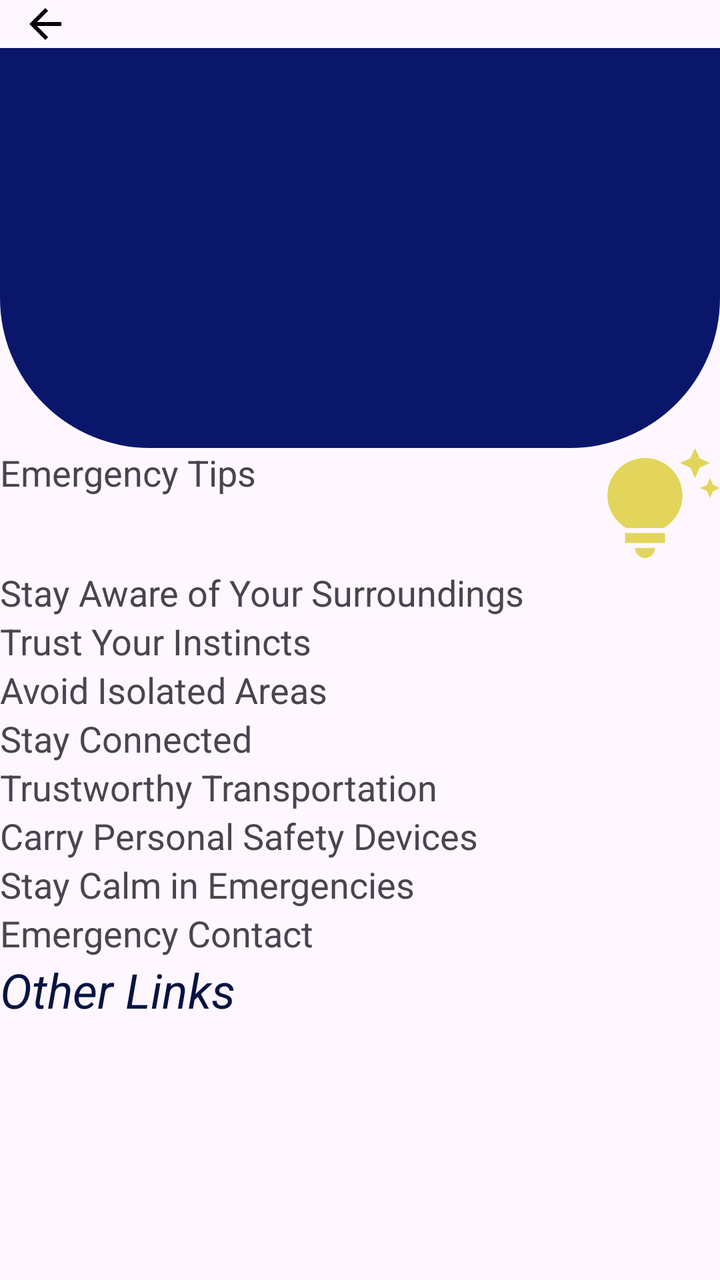
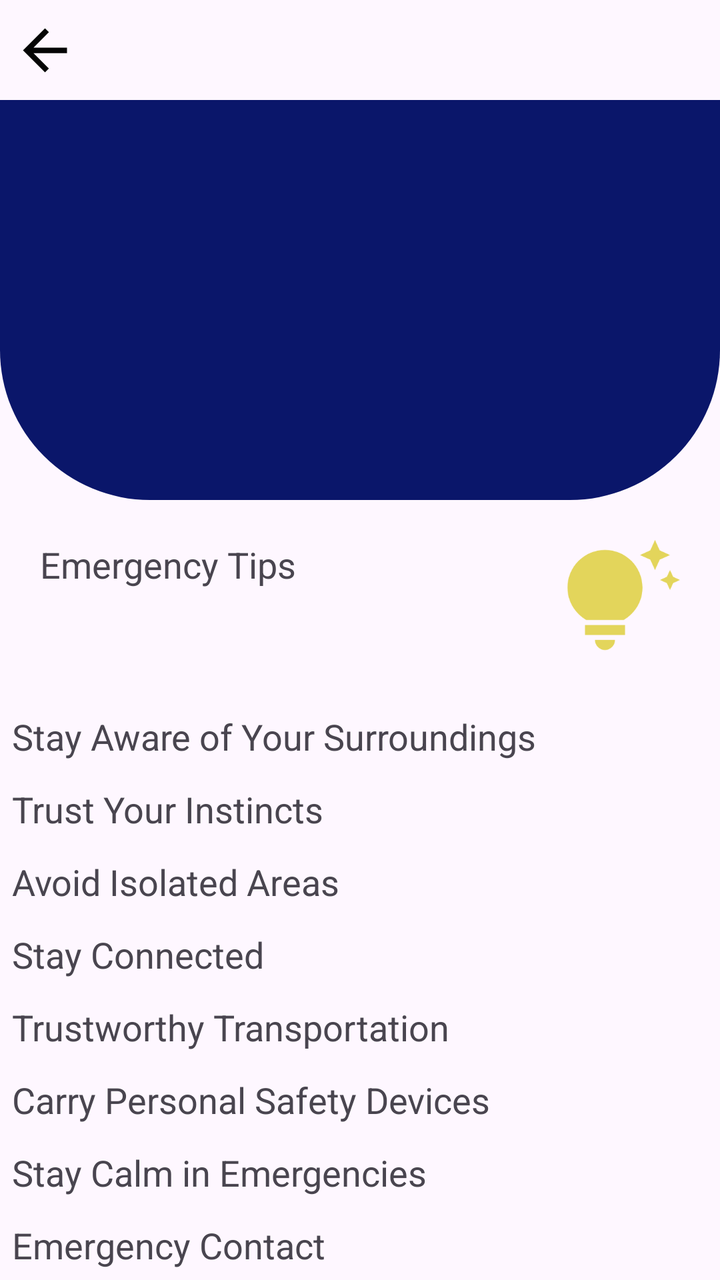

Screens rendered from an Android XML layout before and after an edit, with the pre-edit source and the edit as a unified diff.
<!-- AndroidManifest.xml: application theme Theme.Material3.Light.NoActionBar -->
<!-- res/layout/activity_safety_tips.xml -->
<?xml version="1.0" encoding="utf-8"?>
<LinearLayout xmlns:android="http://schemas.android.com/apk/res/android"
    xmlns:tools="http://schemas.android.com/tools"
    xmlns:app="http://schemas.android.com/apk/res-auto"
    android:id="@+id/main"
    android:layout_width="match_parent"
    android:layout_height="match_parent"
    android:orientation="vertical"
    android:layout_gravity="center"
    tools:context=".safetyTips">
    <ImageView
        android:layout_width="45dp"
        android:layout_height="wrap_content"
        android:src="@drawable/back"
        android:contentDescription="@string/back"
        android:id="@+id/Back"/>
    <View
        android:layout_width="match_parent"
        android:layout_height="200dp"
        android:background="@drawable/bg_view"/>
    <TextView
        android:layout_width="match_parent"
        android:layout_height="wrap_content"
        android:text="@string/emergency_tips"
        android:textSize="18sp"
        app:drawableEndCompat="@drawable/tips" />
    <TextView
        android:layout_width="match_parent"
        android:layout_height="wrap_content"
        android:text="@string/stay_aware_of_your_surroundings"
        android:textSize="18sp"/>
    <TextView
        android:layout_width="match_parent"
        android:layout_height="wrap_content"
        android:text="@string/trust_your_instincts"
        android:textSize="18sp"/>
    <TextView
        android:layout_width="match_parent"
        android:layout_height="wrap_content"
        android:text="@string/avoid_isolated_areas"
        android:textSize="18sp"/>
    <TextView
        android:layout_width="match_parent"
        android:layout_height="wrap_content"
        android:text="@string/stay_connected"
        android:textSize="18sp"/>
    <TextView
        android:layout_width="match_parent"
        android:layout_height="wrap_content" android:text="@string/trustworthy_transportation"
        android:textSize="18sp"/>
    <TextView
        android:layout_width="match_parent"
        android:layout_height="wrap_content"
        android:text="@string/carry_personal_safety_devices"
        android:textSize="18sp"/>
    <TextView
        android:layout_width="match_parent"
        android:layout_height="wrap_content"
        android:text="@string/stay_calm_in_emergencies"
        android:textSize="18sp"/>
    <TextView
        android:layout_width="match_parent"
        android:layout_height="wrap_content"
        android:text="@string/emergency_contact"
        android:textSize="18sp"/>
    <TextView
        android:id="@+id/webTips"
        android:layout_width="wrap_content"
        android:layout_height="wrap_content"
        android:text="@string/other_links"
        android:textSize="24sp"
        android:textColor="@color/blue"
        android:textStyle="italic"/>



</LinearLayout>
<!-- resources referenced by this layout -->
<resources>
  <color name="blue">#041443</color>
  <!-- drawable back (drawable) -->
  <vector xmlns:android="http://schemas.android.com/apk/res/android" android:autoMirrored="true" android:height="24dp" android:tint="#050505" android:viewportHeight="24" android:viewportWidth="24" android:width="24dp">
        
      <path android:fillColor="@android:color/white" android:pathData="M20,11H7.83l5.59,-5.59L12,4l-8,8 8,8 1.41,-1.41L7.83,13H20v-2z"/>
      
  </vector>
  <!-- drawable bg_view (drawable) -->
  <?xml version="1.0" encoding="utf-8"?>
  <shape xmlns:android="http://schemas.android.com/apk/res/android">
  <corners android:bottomLeftRadius="75dp"
      android:bottomRightRadius="75dp"/>
      <solid android:color="@color/my_primary"/>
  </shape>
  <!-- drawable tips (drawable) -->
  <vector xmlns:android="http://schemas.android.com/apk/res/android" android:height="60dp" android:tint="#E3D55B" android:viewportHeight="24" android:viewportWidth="24" android:width="60dp">
        
      <path android:fillColor="@android:color/white" android:pathData="M7,20h4c0,1.1 -0.9,2 -2,2S7,21.1 7,20zM5,19h8v-2H5V19zM16.5,9.5c0,3.82 -2.66,5.86 -3.77,6.5H5.27C4.16,15.36 1.5,13.32 1.5,9.5C1.5,5.36 4.86,2 9,2S16.5,5.36 16.5,9.5zM21.37,7.37L20,8l1.37,0.63L22,10l0.63,-1.37L24,8l-1.37,-0.63L22,6L21.37,7.37zM19,6l0.94,-2.06L22,3l-2.06,-0.94L19,0l-0.94,2.06L16,3l2.06,0.94L19,6z"/>
      
  </vector>
  <string name="avoid_isolated_areas">Avoid Isolated Areas</string>
  <string name="back">back</string>
  <string name="carry_personal_safety_devices">Carry Personal Safety Devices</string>
  <string name="emergency_contact">Emergency Contact</string>
  <string name="emergency_tips">Emergency Tips</string>
  <string name="other_links">Other Links</string>
  <string name="stay_aware_of_your_surroundings">Stay Aware of Your Surroundings</string>
  <string name="stay_calm_in_emergencies">Stay Calm in Emergencies</string>
  <string name="stay_connected">Stay Connected</string>
  <string name="trust_your_instincts">Trust Your Instincts</string>
  <string name="trustworthy_transportation">Trustworthy Transportation</string>
  <color name="my_primary">#0A166A</color>
</resources>

<!-- the commit's change to res/layout/activity_safety_tips.xml (unified diff, before → after) -->
@@ -10,8 +10,9 @@
     tools:context=".safetyTips">
     <ImageView
         android:layout_width="45dp"
-        android:layout_height="wrap_content"
+        android:layout_height="50dp"
         android:src="@drawable/back"
+        android:padding="6dp"
         android:contentDescription="@string/back"
         android:id="@+id/Back"/>
     <View
@@ -23,44 +24,54 @@
         android:layout_height="wrap_content"
         android:text="@string/emergency_tips"
         android:textSize="18sp"
+        android:padding="20dp"
         app:drawableEndCompat="@drawable/tips" />
     <TextView
         android:layout_width="match_parent"
         android:layout_height="wrap_content"
+        android:padding="6dp"
         android:text="@string/stay_aware_of_your_surroundings"
         android:textSize="18sp"/>
     <TextView
         android:layout_width="match_parent"
         android:layout_height="wrap_content"
+        android:padding="6dp"
         android:text="@string/trust_your_instincts"
         android:textSize="18sp"/>
     <TextView
         android:layout_width="match_parent"
         android:layout_height="wrap_content"
+        android:padding="6dp"
         android:text="@string/avoid_isolated_areas"
         android:textSize="18sp"/>
     <TextView
         android:layout_width="match_parent"
         android:layout_height="wrap_content"
+        android:padding="6dp"
         android:text="@string/stay_connected"
         android:textSize="18sp"/>
     <TextView
         android:layout_width="match_parent"
-        android:layout_height="wrap_content" android:text="@string/trustworthy_transportation"
+        android:layout_height="wrap_content"
+        android:padding="6dp"
+        android:text="@string/trustworthy_transportation"
         android:textSize="18sp"/>
     <TextView
         android:layout_width="match_parent"
         android:layout_height="wrap_content"
+        android:padding="6dp"
         android:text="@string/carry_personal_safety_devices"
         android:textSize="18sp"/>
     <TextView
         android:layout_width="match_parent"
         android:layout_height="wrap_content"
+        android:padding="6dp"
         android:text="@string/stay_calm_in_emergencies"
         android:textSize="18sp"/>
     <TextView
         android:layout_width="match_parent"
         android:layout_height="wrap_content"
+        android:padding="6dp"
         android:text="@string/emergency_contact"
         android:textSize="18sp"/>
     <TextView
